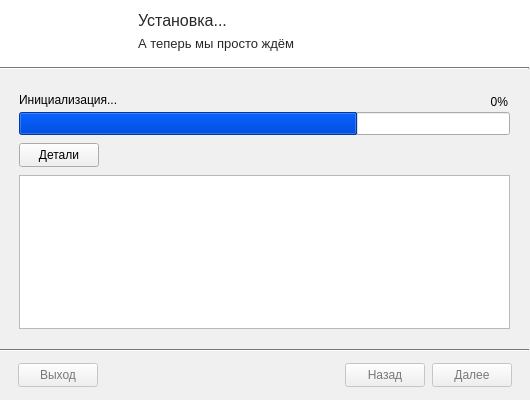
First picture: the form in form.ui, repository Cozy-Inn/GUI-PatcherDelta.py, before the edit.
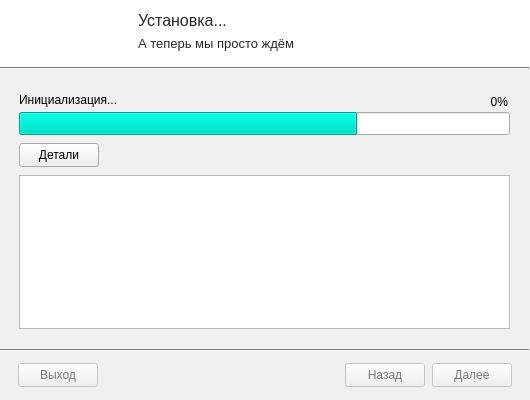
Second picture: the form after the edit. The open tabs and pages were chosen to show the change. Icons and pictures are not drawn.

```diff
--- a/form.ui
+++ b/form.ui
@@ -125,8 +125,8 @@
       <brush brushstyle="SolidPattern">
        <color alpha="255">
         <red>0</red>
-        <green>79</green>
-        <blue>223</blue>
+        <green>223</green>
+        <blue>200</blue>
        </color>
       </brush>
      </colorrole>
@@ -298,8 +298,8 @@
       <brush brushstyle="SolidPattern">
        <color alpha="255">
         <red>0</red>
-        <green>79</green>
-        <blue>223</blue>
+        <green>223</green>
+        <blue>200</blue>
        </color>
       </brush>
      </colorrole>
```
Left out of the diff: 2 changed lines with no effect on the pictures.
